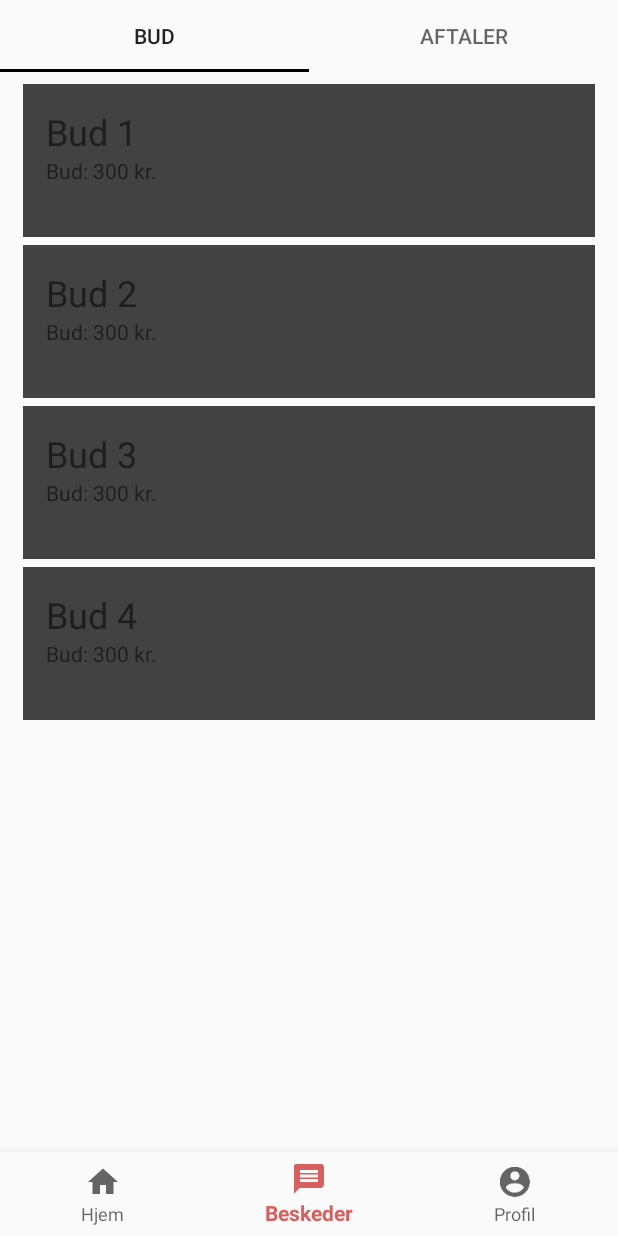
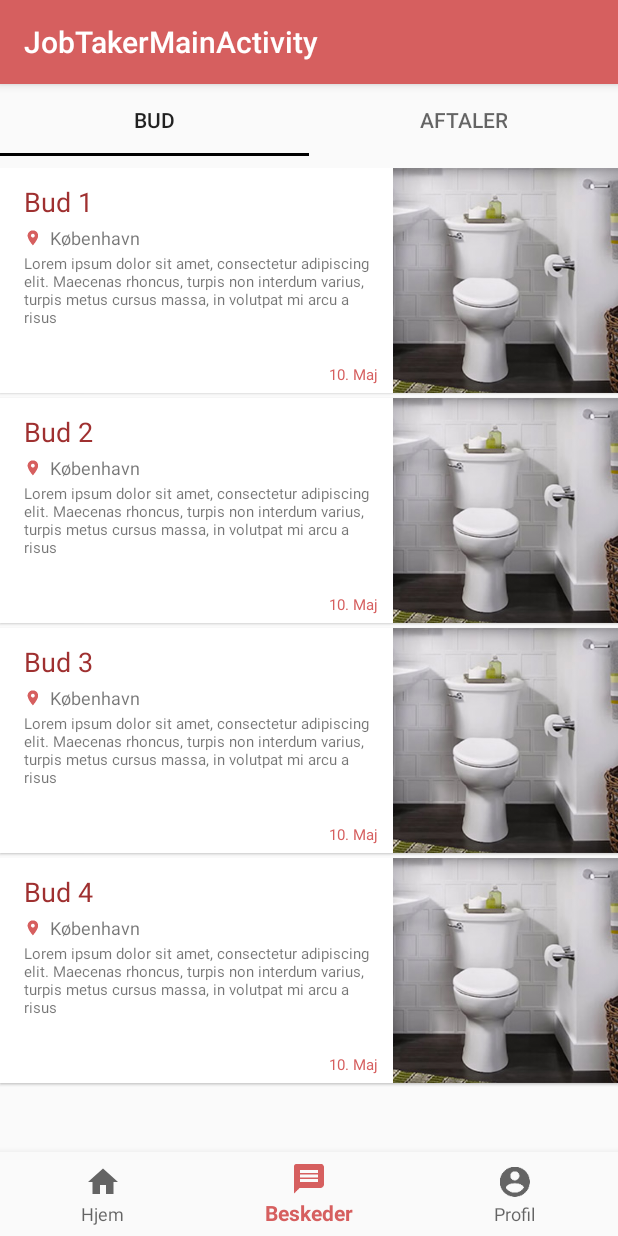
Before and after one commit to emilstepanian/JustHandworker, an Android app: the fragment BidRecyclerViewFragment placed in its activity, item 2 of the bottom bar chosen, on a phone screen of 412 x 824 dp. Run offline under Robolectric (Android 15) with nearby library versions, the phone set to English and light mode, and no system bars; 2 statements that could not run were skipped.

Commit message:
Messagesview is working, but templates need to be adjusted.

```diff
--- a/app/src/main/AndroidManifest.xml
+++ b/app/src/main/AndroidManifest.xml
@@ -26,7 +26,7 @@
         <activity
             android:name=".jobtaker.ui.JobTakerMainActivity"
             android:label="@string/title_activity_workman_main"
-            android:theme="@style/AppThemeNoActionBar"
+            android:theme="@style/AppTheme"
             />
         <activity android:name=".shared.ui.SignupActivity" />
         <activity
--- a/app/src/main/java/com/example/emilstepanian/justhandworker/jobtaker/ui/JobTakerMainActivity.java
+++ b/app/src/main/java/com/example/emilstepanian/justhandworker/jobtaker/ui/JobTakerMainActivity.java
@@ -28,22 +28,18 @@ public class JobTakerMainActivity extends AppCompatActivity {
 
             switch (item.getItemId()) {
                 case R.id.navigation_home:
-
                     fragment = homeFragment;
                     break;
 
                 case R.id.navigation_messages:
-
                     fragment = messagesFragment;
                     //Set parameters to be used for the name of the tabs in the MessagesView for the jobtaker.
                     bundle = new Bundle();
                     bundle.putStringArray("tabTitles", new String[]{getString(R.string.tab1_title_from_bundle), getString(R.string.tab2_title_from_bundle)});
                     fragment.setArguments(bundle);
-
                     break;
 
                 case R.id.navigation_profile:
-
                     fragment = profileFragment;
                     break;
             }
--- a/app/src/main/java/com/example/emilstepanian/justhandworker/jobtaker/ui/MessagesTabContainerFragment.java
+++ b/app/src/main/java/com/example/emilstepanian/justhandworker/jobtaker/ui/MessagesTabContainerFragment.java
@@ -36,6 +36,7 @@ public class MessagesTabContainerFragment extends Fragment {
 
         //Remove the titlebar/the gap between the fragment and the top of the screen
         toolbar.setVisibility(View.GONE);
+
 
 
 
--- a/app/src/main/res/layout/bid.xml
+++ b/app/src/main/res/layout/bid.xml
@@ -1,40 +1,126 @@
 <?xml version="1.0" encoding="utf-8"?>
-<FrameLayout
-    xmlns:android="http://schemas.android.com/apk/res/android"
+<android.support.v7.widget.CardView xmlns:android="http://schemas.android.com/apk/res/android"
+    xmlns:card_view="http://schemas.android.com/apk/res-auto"
+    android:id="@+id/card_view"
     android:layout_width="match_parent"
     android:layout_height="wrap_content"
-    android:paddingLeft="15dp"
-    android:paddingRight="15dp"
-    android:layout_marginBottom="5dp"
-    android:descendantFocusability="beforeDescendants">
+    android:layout_marginBottom="3dp"
+    card_view:cardCornerRadius="0dp"
+    card_view:cardElevation="1dp">
+
+    <LinearLayout
+        android:layout_width="match_parent"
+        android:layout_height="150dp"
+        android:orientation="vertical">
+
+        <LinearLayout
+            android:layout_width="match_parent"
+            android:layout_height="match_parent"
+            android:orientation="horizontal">
+
+            <LinearLayout
+                android:layout_width="match_parent"
+                android:layout_height="match_parent"
+                android:layout_weight="1"
+                android:orientation="vertical">
+
+
+                <TextView
+                    android:id="@+id/bid_name"
+                    android:layout_width="match_parent"
+                    android:layout_height="wrap_content"
+                    android:gravity="top|left"
+                    android:maxLines="1"
+                    android:paddingBottom="2dp"
+                    android:paddingLeft="16dp"
+                    android:paddingRight="16dp"
+                    android:paddingTop="10dp"
+                    android:text="Derp Derpsen"
+                    android:textColor="@color/colorPrimaryDark"
+                    android:textSize="18sp" />
 
                 <LinearLayout
                     android:layout_width="match_parent"
                     android:layout_height="wrap_content"
-        android:background="@color/cardview_dark_background"
-        android:descendantFocusability="afterDescendants"
-        android:orientation="vertical"
-        android:paddingBottom="15dp"
-        android:paddingLeft="15dp"
-        android:paddingRight="15dp"
-        android:paddingTop="15dp">
+                    android:orientation="horizontal"
+                    android:paddingLeft="16dp">
+
+                    <ImageView
+
+                        android:layout_width="wrap_content"
+                        android:layout_height="20dp"
+                        android:layout_weight="1"
+                        android:tint="@color/colorPrimary"
+                        card_view:srcCompat="@drawable/ic_place_black_24dp" />
 
                     <TextView
-            android:id="@+id/bid_name"
+
+                        android:layout_width="match_parent"
+                        android:layout_height="20dp"
+                        android:layout_weight="1"
+                        android:gravity="center_vertical"
+                        android:paddingLeft="5dp"
+                        android:text="København"
+                        android:textSize="12sp" />
+
+                </LinearLayout>
+
+                <LinearLayout
+                    android:layout_width="match_parent"
+                    android:layout_height="wrap_content"
+                    android:orientation="vertical"
+                    android:paddingLeft="16dp"
+                    android:paddingRight="10dp">
+
+                    <LinearLayout
+                        android:layout_width="match_parent"
+                        android:layout_height="wrap_content"
+                        android:gravity="center_vertical"
+                        android:orientation="horizontal">
+
+                        <TextView
+
                             android:layout_width="wrap_content"
                             android:layout_height="wrap_content"
-            android:text="Title"
-            android:textSize="24sp" />
+                            android:layout_weight="1"
+                            android:ellipsize="end"
+                            android:maxLines="5"
+                            android:text="Lorem ipsum dolor sit amet, consectetur adipiscing elit. Maecenas rhoncus, turpis non interdum varius, turpis metus cursus massa, in volutpat mi arcu a risus"
+                            android:textSize="10sp" />
+                    </LinearLayout>
+
+                </LinearLayout>
+
+                <LinearLayout
+                    android:layout_width="match_parent"
+                    android:layout_height="match_parent"
+                    android:gravity="bottom"
+                    android:orientation="horizontal">
 
                     <TextView
-            android:id="@+id/text2"
-            android:layout_width="wrap_content"
+
+                        android:layout_width="match_parent"
                         android:layout_height="wrap_content"
-            android:text="Bud: 300 kr." />
+                        android:layout_weight="1"
+                        android:gravity="bottom|right"
+                        android:paddingBottom="5dp"
+                        android:paddingRight="10dp"
+                        android:text="10. Maj"
+                        android:textColor="@color/colorPrimary"
+                        android:textSize="10sp" />
+                </LinearLayout>
 
-        <TextView
-            android:id="@+id/text3"
-            android:layout_width="wrap_content"
-            android:layout_height="wrap_content" />
+
             </LinearLayout>
-</FrameLayout>
+
+            <ImageView
+
+                android:layout_width="150dp"
+                android:layout_height="wrap_content"
+                android:src="@drawable/wc" />
+
+        </LinearLayout>
+
+    </LinearLayout>
+
+</android.support.v7.widget.CardView>
```
Lines whose indentation alone changed are shown as unchanged.
